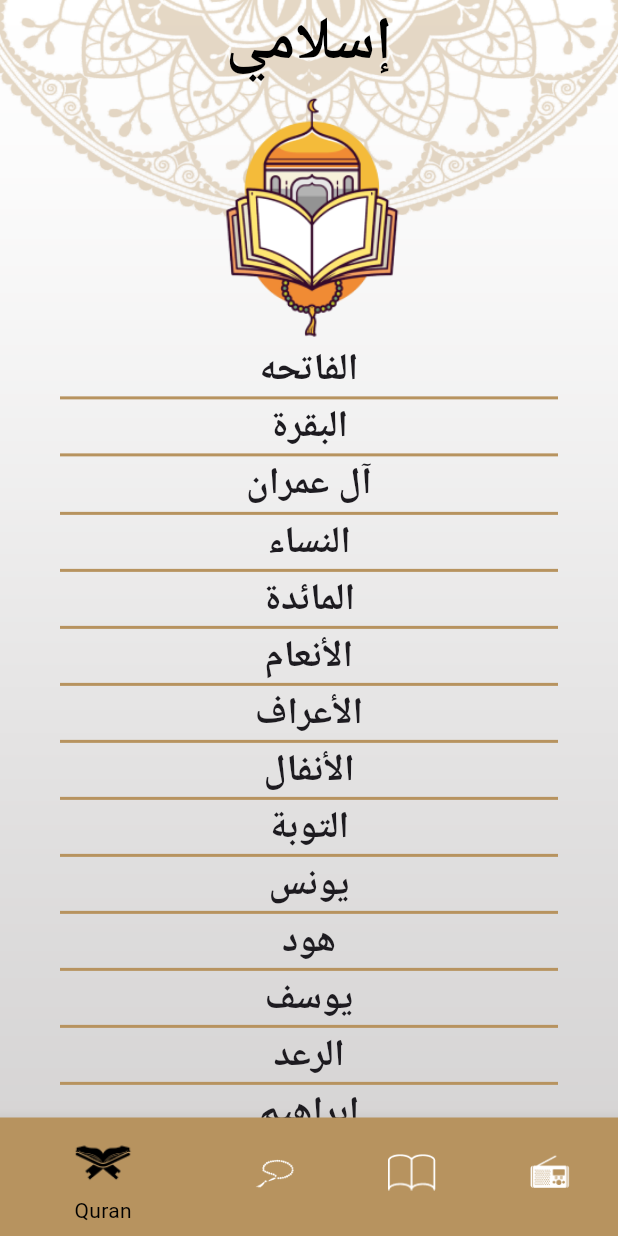
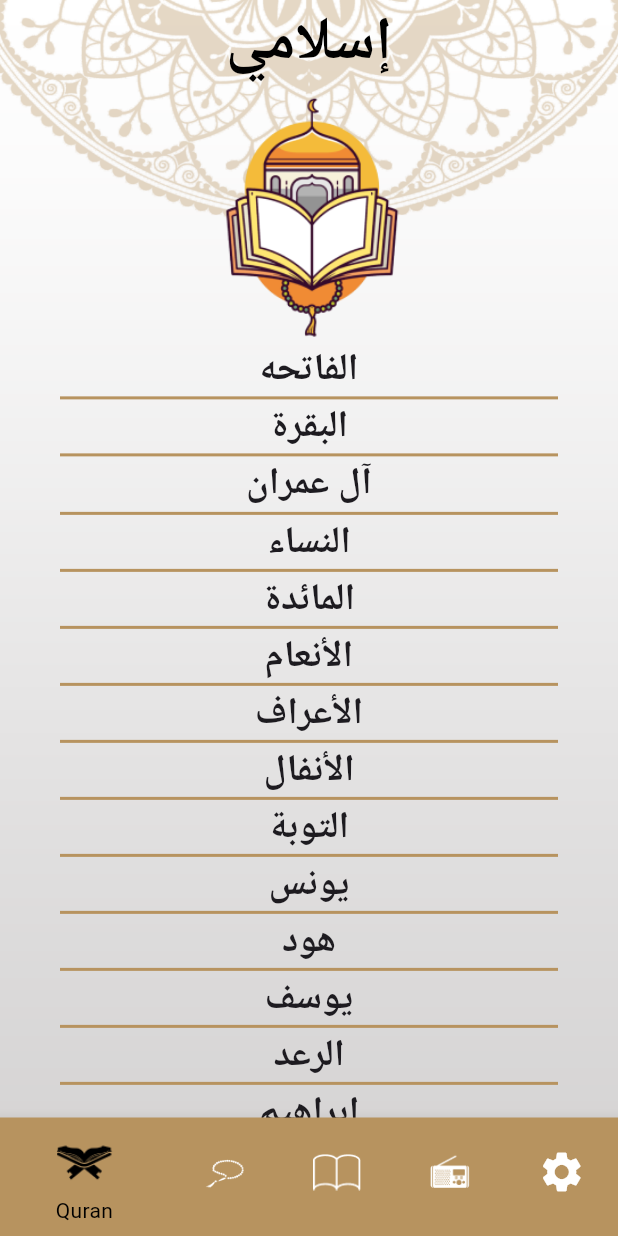
Before and after one commit to AhmedAmro565/islami_app, a Flutter app: the screen it shows after launch, on a phone screen of 412 x 824 dp. Run offline on Flutter 3.47's test engine with Material 3 defaults, Android fonts, the phone set to English and light mode, and no system bars.

Commit message:
+ add settings in navigation bar

```diff
--- a/islami_app/lib/screens/home_screen.dart
+++ b/islami_app/lib/screens/home_screen.dart
@@ -21,6 +21,7 @@ class _HomeScreenState extends State<HomeScreen> {
     SebhaTab(),
     HadethTab(),
     QuranTab(),
+    SettingsTab(),
   ];
 
   @override
@@ -59,6 +60,11 @@ class _HomeScreenState extends State<HomeScreen> {
               icon: ImageIcon(AssetImage(Images.radio)),
               label: 'Radio',
             ),
+            BottomNavigationBarItem(
+              backgroundColor: Color(0xFFB7935F),
+              icon: Icon(Icons.settings),
+              label: 'Settings',
+            ),
           ],
         ),
       ),
```
